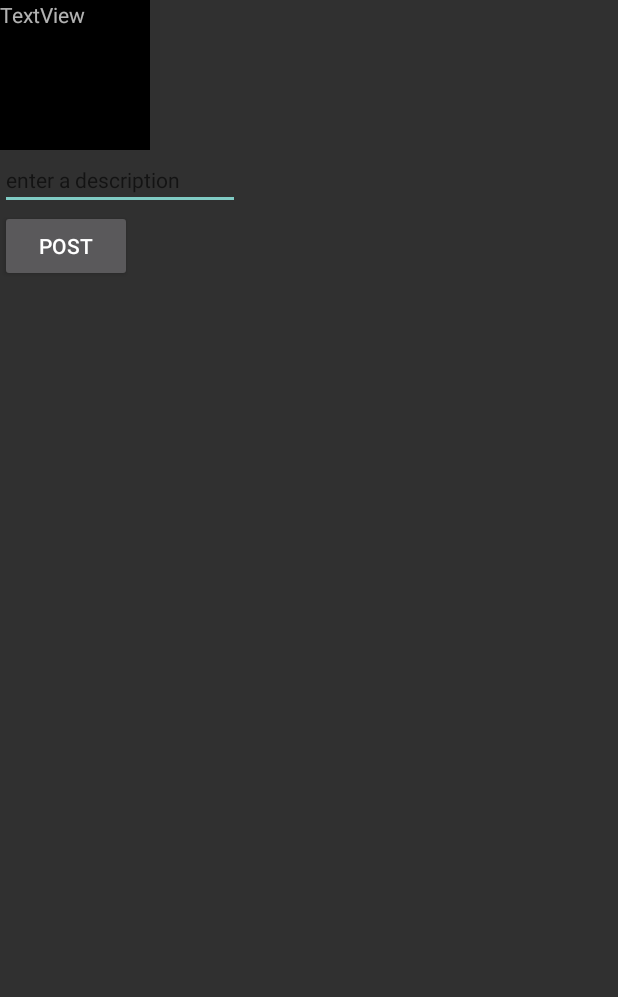
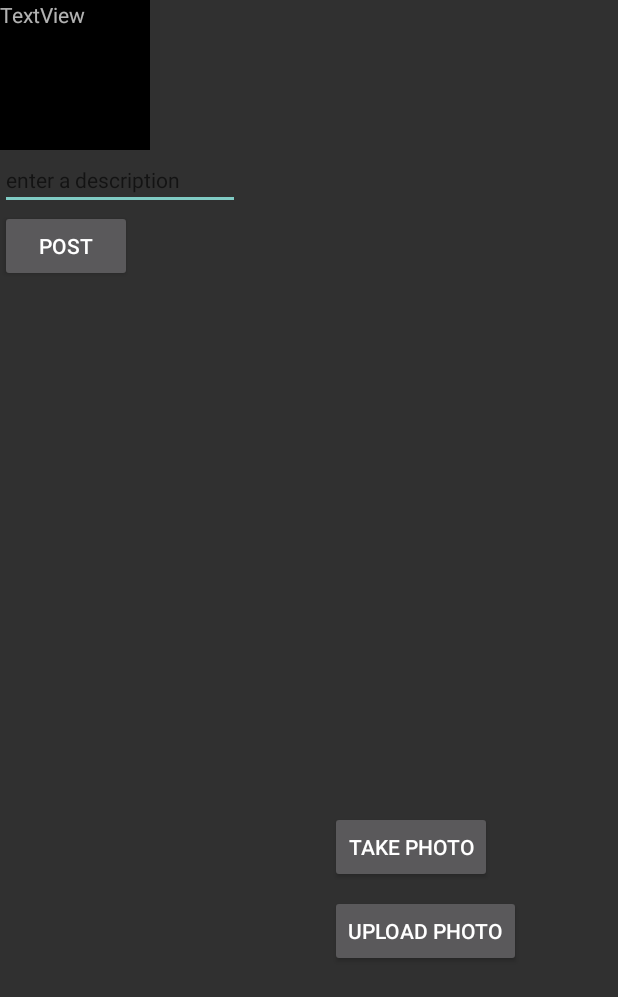
Before and after one commit to vanessahlyan/parstagram, an Android app: the layout fragment_create.xml on its own in the app's theme, with its tools: preview values and no code run, on a phone screen of 412 x 824 dp. Shown: the top 997 px of the screen. Run offline under Robolectric (Android 15) with nearby library versions, the phone set to English and light mode, and no system bars.

Commit message:
can both take and upload photos

```diff
--- a/app/src/main/res/layout/fragment_create.xml
+++ b/app/src/main/res/layout/fragment_create.xml
@@ -42,4 +42,23 @@
         android:text="Post"
         android:layout_below="@id/etDescription" />
 
+    <Button
+        android:id="@+id/btnTakePhoto"
+        android:layout_width="wrap_content"
+        android:layout_height="wrap_content"
+        android:layout_alignParentBottom="true"
+        android:layout_alignParentEnd="true"
+        android:layout_marginBottom="235dp"
+        android:layout_marginEnd="84dp"
+        android:text="Take Photo" />
+
+    <Button
+        android:id="@+id/btnUploadPhoto"
+        android:layout_width="wrap_content"
+        android:layout_height="wrap_content"
+        android:layout_alignParentBottom="true"
+        android:layout_alignStart="@+id/btnTakePhoto"
+        android:layout_marginBottom="179dp"
+        android:text="Upload Photo" />
+
 </RelativeLayout>
```
